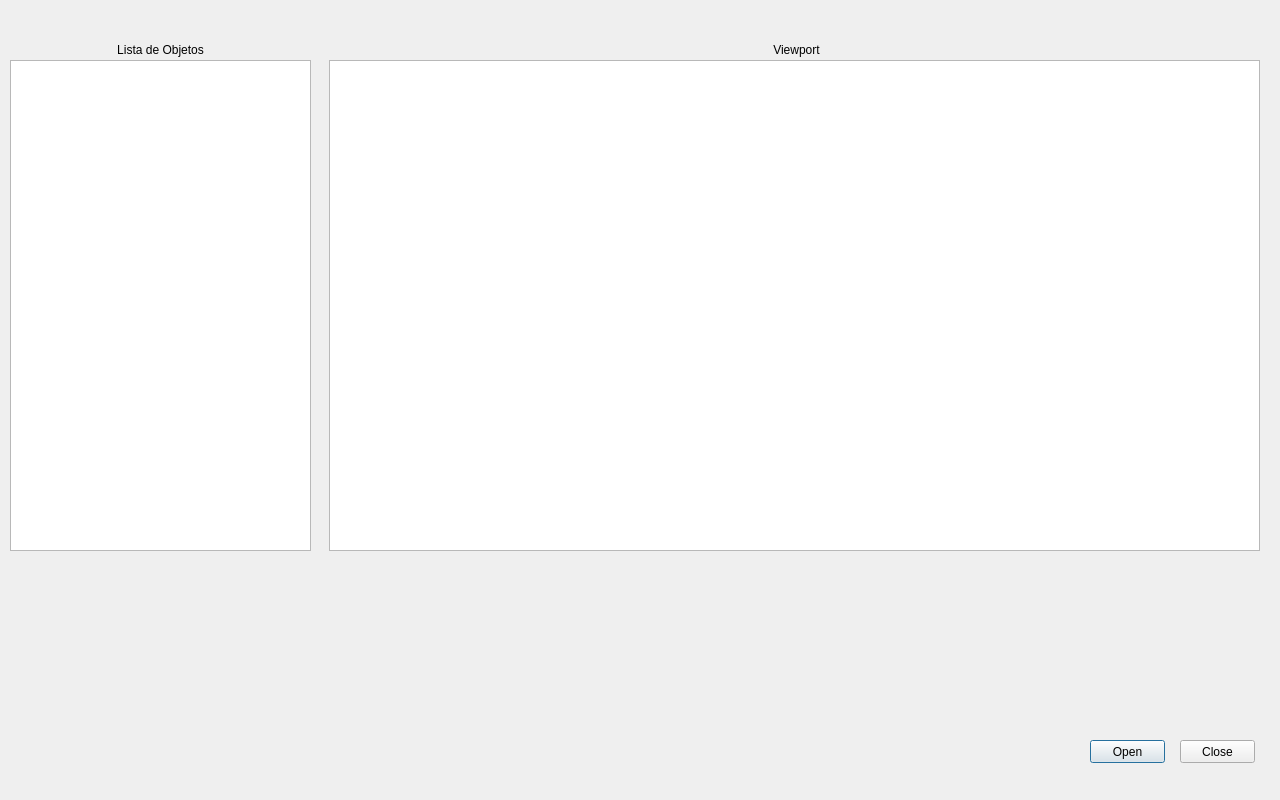
Before: the Qt Designer form src/sistema-grafico.ui in Filip3ra/CG_Graphic_System, drawn with Qt 5.
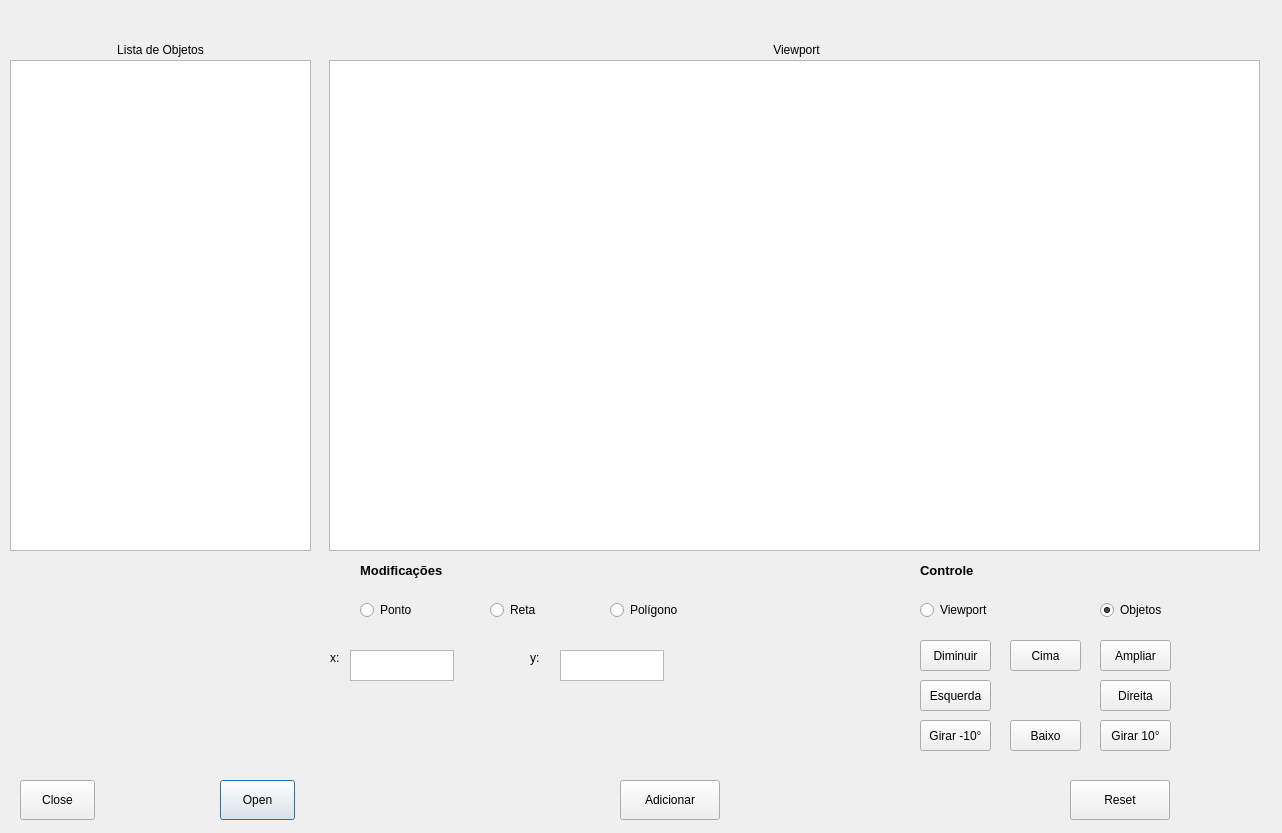
After: the same form once the commit is applied.

Commit message: Esboço do novo design do sistema gráfico

Diff of the .ui file:
```diff
--- a/src/sistema-grafico.ui
+++ b/src/sistema-grafico.ui
@@ -6,8 +6,8 @@
    <rect>
     <x>0</x>
     <y>0</y>
-    <width>1280</width>
-    <height>800</height>
+    <width>1282</width>
+    <height>833</height>
    </rect>
   </property>
   <property name="windowTitle">
@@ -16,10 +16,10 @@
   <widget class="QPushButton" name="button_open">
    <property name="geometry">
     <rect>
-     <x>1090</x>
-     <y>740</y>
+     <x>220</x>
+     <y>780</y>
      <width>75</width>
-     <height>23</height>
+     <height>40</height>
     </rect>
    </property>
    <property name="text">
@@ -64,10 +64,10 @@
   <widget class="QPushButton" name="button_close">
    <property name="geometry">
     <rect>
-     <x>1180</x>
-     <y>740</y>
+     <x>20</x>
+     <y>780</y>
      <width>75</width>
-     <height>23</height>
+     <height>40</height>
     </rect>
    </property>
    <property name="text">
@@ -97,6 +97,290 @@
     <number>-1</number>
    </property>
   </widget>
+  <widget class="QPushButton" name="button_diminuir">
+   <property name="geometry">
+    <rect>
+     <x>920</x>
+     <y>640</y>
+     <width>71</width>
+     <height>31</height>
+    </rect>
+   </property>
+   <property name="text">
+    <string>Diminuir</string>
+   </property>
+  </widget>
+  <widget class="QPushButton" name="button_baixo">
+   <property name="geometry">
+    <rect>
+     <x>1010</x>
+     <y>720</y>
+     <width>71</width>
+     <height>31</height>
+    </rect>
+   </property>
+   <property name="text">
+    <string>Baixo</string>
+   </property>
+  </widget>
+  <widget class="QPushButton" name="button_cima">
+   <property name="geometry">
+    <rect>
+     <x>1010</x>
+     <y>640</y>
+     <width>71</width>
+     <height>31</height>
+    </rect>
+   </property>
+   <property name="text">
+    <string>Cima</string>
+   </property>
+  </widget>
+  <widget class="QPushButton" name="button_direita">
+   <property name="geometry">
+    <rect>
+     <x>1100</x>
+     <y>680</y>
+     <width>71</width>
+     <height>31</height>
+    </rect>
+   </property>
+   <property name="text">
+    <string>Direita</string>
+   </property>
+  </widget>
+  <widget class="QPushButton" name="button_esquerda">
+   <property name="geometry">
+    <rect>
+     <x>920</x>
+     <y>680</y>
+     <width>71</width>
+     <height>31</height>
+    </rect>
+   </property>
+   <property name="text">
+    <string>Esquerda</string>
+   </property>
+  </widget>
+  <widget class="QPushButton" name="button_girar_positivo">
+   <property name="geometry">
+    <rect>
+     <x>1100</x>
+     <y>720</y>
+     <width>71</width>
+     <height>31</height>
+    </rect>
+   </property>
+   <property name="text">
+    <string>Girar 10°</string>
+   </property>
+  </widget>
+  <widget class="QPushButton" name="button_girar_negativo">
+   <property name="geometry">
+    <rect>
+     <x>920</x>
+     <y>720</y>
+     <width>71</width>
+     <height>31</height>
+    </rect>
+   </property>
+   <property name="text">
+    <string>Girar -10°</string>
+   </property>
+  </widget>
+  <widget class="QPushButton" name="button_ampliar">
+   <property name="geometry">
+    <rect>
+     <x>1100</x>
+     <y>640</y>
+     <width>71</width>
+     <height>31</height>
+    </rect>
+   </property>
+   <property name="text">
+    <string>Ampliar</string>
+   </property>
+  </widget>
+  <widget class="QLabel" name="label">
+   <property name="geometry">
+    <rect>
+     <x>920</x>
+     <y>560</y>
+     <width>81</width>
+     <height>21</height>
+    </rect>
+   </property>
+   <property name="font">
+    <font>
+     <pointsize>10</pointsize>
+     <weight>75</weight>
+     <bold>true</bold>
+    </font>
+   </property>
+   <property name="text">
+    <string>Controle</string>
+   </property>
+  </widget>
+  <widget class="QRadioButton" name="radioButton_viewport">
+   <property name="geometry">
+    <rect>
+     <x>920</x>
+     <y>600</y>
+     <width>95</width>
+     <height>20</height>
+    </rect>
+   </property>
+   <property name="text">
+    <string>Viewport</string>
+   </property>
+  </widget>
+  <widget class="QRadioButton" name="radioButton_objetos">
+   <property name="geometry">
+    <rect>
+     <x>1100</x>
+     <y>600</y>
+     <width>95</width>
+     <height>20</height>
+    </rect>
+   </property>
+   <property name="text">
+    <string>Objetos</string>
+   </property>
+   <property name="checked">
+    <bool>true</bool>
+   </property>
+  </widget>
+  <widget class="QPushButton" name="button_reset">
+   <property name="geometry">
+    <rect>
+     <x>1070</x>
+     <y>780</y>
+     <width>100</width>
+     <height>40</height>
+    </rect>
+   </property>
+   <property name="text">
+    <string>Reset</string>
+   </property>
+  </widget>
+  <widget class="QLabel" name="label_2">
+   <property name="geometry">
+    <rect>
+     <x>360</x>
+     <y>560</y>
+     <width>121</width>
+     <height>21</height>
+    </rect>
+   </property>
+   <property name="font">
+    <font>
+     <pointsize>10</pointsize>
+     <weight>75</weight>
+     <bold>true</bold>
+    </font>
+   </property>
+   <property name="text">
+    <string>Modificações</string>
+   </property>
+  </widget>
+  <widget class="QRadioButton" name="radioButton_poligono">
+   <property name="geometry">
+    <rect>
+     <x>610</x>
+     <y>600</y>
+     <width>95</width>
+     <height>20</height>
+    </rect>
+   </property>
+   <property name="text">
+    <string>Polígono</string>
+   </property>
+  </widget>
+  <widget class="QRadioButton" name="radioButton_reta">
+   <property name="geometry">
+    <rect>
+     <x>490</x>
+     <y>600</y>
+     <width>95</width>
+     <height>20</height>
+    </rect>
+   </property>
+   <property name="text">
+    <string>Reta</string>
+   </property>
+  </widget>
+  <widget class="QRadioButton" name="radioButton_ponto">
+   <property name="geometry">
+    <rect>
+     <x>360</x>
+     <y>600</y>
+     <width>95</width>
+     <height>20</height>
+    </rect>
+   </property>
+   <property name="text">
+    <string>Ponto</string>
+   </property>
+  </widget>
+  <widget class="QPushButton" name="button_adicionar">
+   <property name="geometry">
+    <rect>
+     <x>620</x>
+     <y>780</y>
+     <width>100</width>
+     <height>40</height>
+    </rect>
+   </property>
+   <property name="text">
+    <string>Adicionar</string>
+   </property>
+  </widget>
+  <widget class="QLabel" name="label_3">
+   <property name="geometry">
+    <rect>
+     <x>330</x>
+     <y>650</y>
+     <width>55</width>
+     <height>16</height>
+    </rect>
+   </property>
+   <property name="text">
+    <string>x:</string>
+   </property>
+  </widget>
+  <widget class="QLabel" name="label_4">
+   <property name="geometry">
+    <rect>
+     <x>530</x>
+     <y>650</y>
+     <width>55</width>
+     <height>16</height>
+    </rect>
+   </property>
+   <property name="text">
+    <string>y:</string>
+   </property>
+  </widget>
+  <widget class="QTextEdit" name="text_x">
+   <property name="geometry">
+    <rect>
+     <x>350</x>
+     <y>650</y>
+     <width>104</width>
+     <height>31</height>
+    </rect>
+   </property>
+  </widget>
+  <widget class="QTextEdit" name="tex_y">
+   <property name="geometry">
+    <rect>
+     <x>560</x>
+     <y>650</y>
+     <width>104</width>
+     <height>31</height>
+    </rect>
+   </property>
+  </widget>
   <action name="actionOpen">
    <property name="text">
     <string>Open</string>
```
